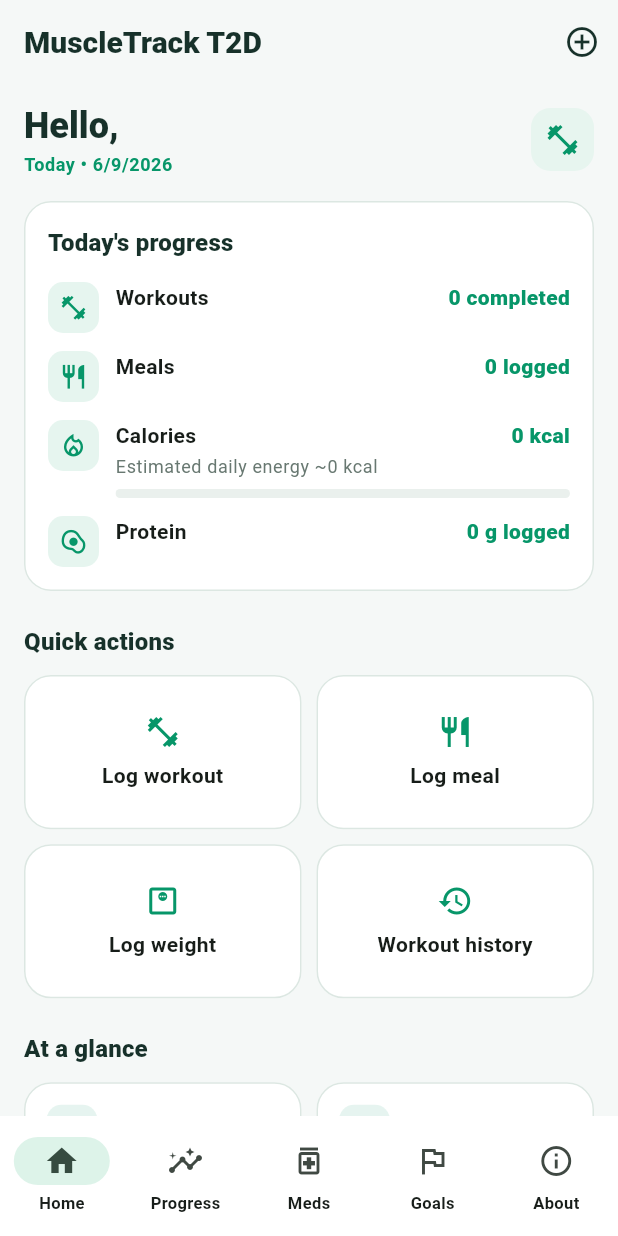
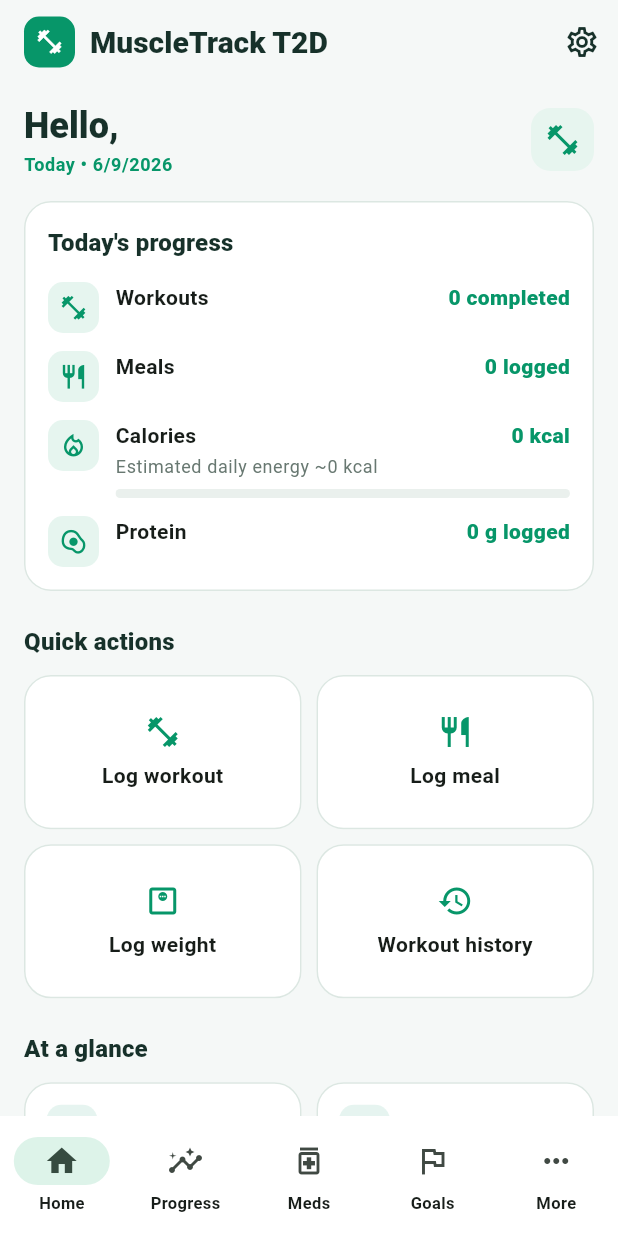
Before and after one commit to amarpalsidhubrar-svg/muscletrack-t2d, a Flutter app: the AppShell screen opened directly with empty values, on a phone screen of 412 x 824 dp. Run offline on Flutter 3.47's test engine with Material 3 defaults, Android fonts, the phone set to English and light mode, and no system bars; our stand-ins replace sqflite; accounts and stored records are empty.

Commit message:
Align app shell branding with Image 1

```diff
--- a/lib/screens/app_shell.dart
+++ b/lib/screens/app_shell.dart
@@ -6,7 +6,6 @@ import 'goals_screen.dart';
 import 'home_screen.dart';
 import 'medications_screen.dart';
 import 'progress_screen.dart';
-import 'strength_workout_screen.dart';
 
 class AppShell extends StatefulWidget {
   final AppStore store;
@@ -31,15 +30,27 @@ class _AppShellState extends State<AppShell> {
 
     return Scaffold(
       appBar: AppBar(
-        title: const Text('MuscleTrack T2D'),
+        title: Row(
+          mainAxisSize: MainAxisSize.min,
+          children: [
+            Container(
+              width: 34,
+              height: 34,
+              decoration: BoxDecoration(
+                color: const Color(0xFF079669),
+                borderRadius: BorderRadius.circular(10),
+              ),
+              child: const Icon(Icons.fitness_center, color: Colors.white, size: 19),
+            ),
+            const SizedBox(width: 10),
+            const Text('MuscleTrack T2D'),
+          ],
+        ),
         actions: [
           IconButton(
-            tooltip: 'Log strength workout',
-            onPressed: () => Navigator.push(
-              context,
-              MaterialPageRoute(builder: (_) => StrengthWorkoutScreen(store: widget.store)),
-            ),
-            icon: const Icon(Icons.add_circle_outline),
+            tooltip: 'About and settings',
+            onPressed: () => setState(() => _index = 4),
+            icon: const Icon(Icons.settings_outlined),
           ),
         ],
       ),
@@ -52,7 +63,7 @@ class _AppShellState extends State<AppShell> {
           NavigationDestination(icon: Icon(Icons.insights_outlined), selectedIcon: Icon(Icons.insights), label: 'Progress'),
           NavigationDestination(icon: Icon(Icons.medication_outlined), selectedIcon: Icon(Icons.medication), label: 'Meds'),
           NavigationDestination(icon: Icon(Icons.flag_outlined), selectedIcon: Icon(Icons.flag), label: 'Goals'),
-          NavigationDestination(icon: Icon(Icons.info_outline), selectedIcon: Icon(Icons.info), label: 'About'),
+          NavigationDestination(icon: Icon(Icons.more_horiz), selectedIcon: Icon(Icons.more_horiz), label: 'More'),
         ],
       ),
     );
```
